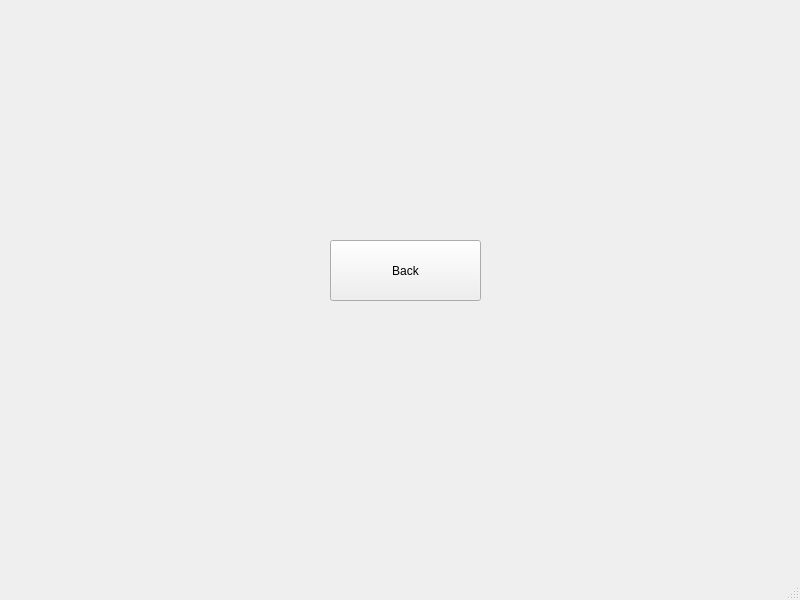
This is source/ui/window_contactList.ui in kiyuniii/Messenger as Qt 5 draws it before an edit. The edited form follows.
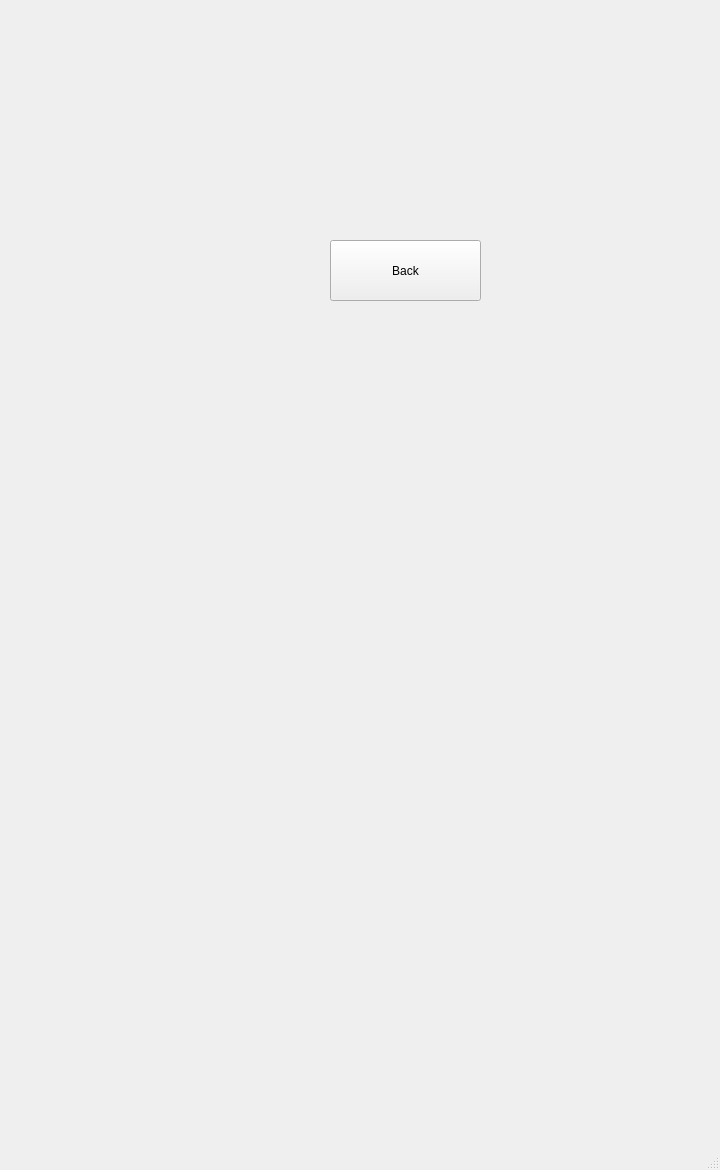
This is the edited form.

The edit to the form file:
```diff
--- a/source/ui/window_contactList.ui
+++ b/source/ui/window_contactList.ui
@@ -6,8 +6,8 @@
    <rect>
     <x>0</x>
     <y>0</y>
-    <width>800</width>
-    <height>600</height>
+    <width>720</width>
+    <height>1170</height>
    </rect>
   </property>
   <property name="windowTitle">
```
Left out of the diff: 2 changed lines with no effect on the pictures.
